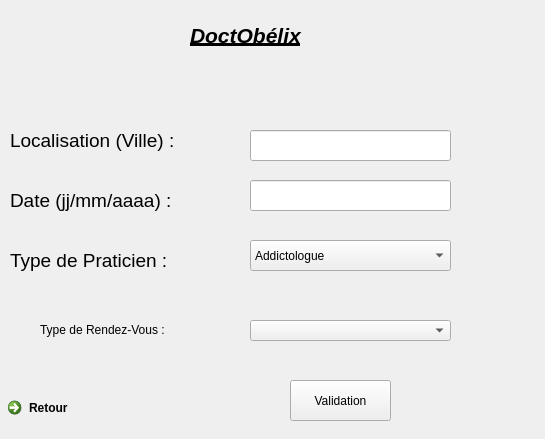
Above: modules/IHM/IHM_en_Qt/3priserdv.ui from Nathanwolfy/projetprogrammation2021 before the change. Below: the same form after it.
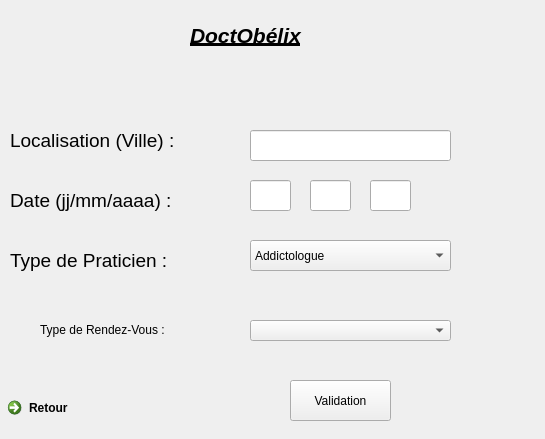
That is the form after the change.

Diff of the .ui file:
```diff
--- a/modules/IHM/IHM_en_Qt/3priserdv.ui
+++ b/modules/IHM/IHM_en_Qt/3priserdv.ui
@@ -219,7 +219,27 @@
     <rect>
      <x>250</x>
      <y>180</y>
-     <width>201</width>
+     <width>41</width>
+     <height>31</height>
+    </rect>
+   </property>
+  </widget>
+  <widget class="QLineEdit" name="moisLineEdit">
+   <property name="geometry">
+    <rect>
+     <x>310</x>
+     <y>180</y>
+     <width>41</width>
+     <height>31</height>
+    </rect>
+   </property>
+  </widget>
+  <widget class="QLineEdit" name="anneeLineEdit">
+   <property name="geometry">
+    <rect>
+     <x>370</x>
+     <y>180</y>
+     <width>41</width>
      <height>31</height>
     </rect>
    </property>
```
Left out of the diff: 2 changed lines with no effect on the pictures.
